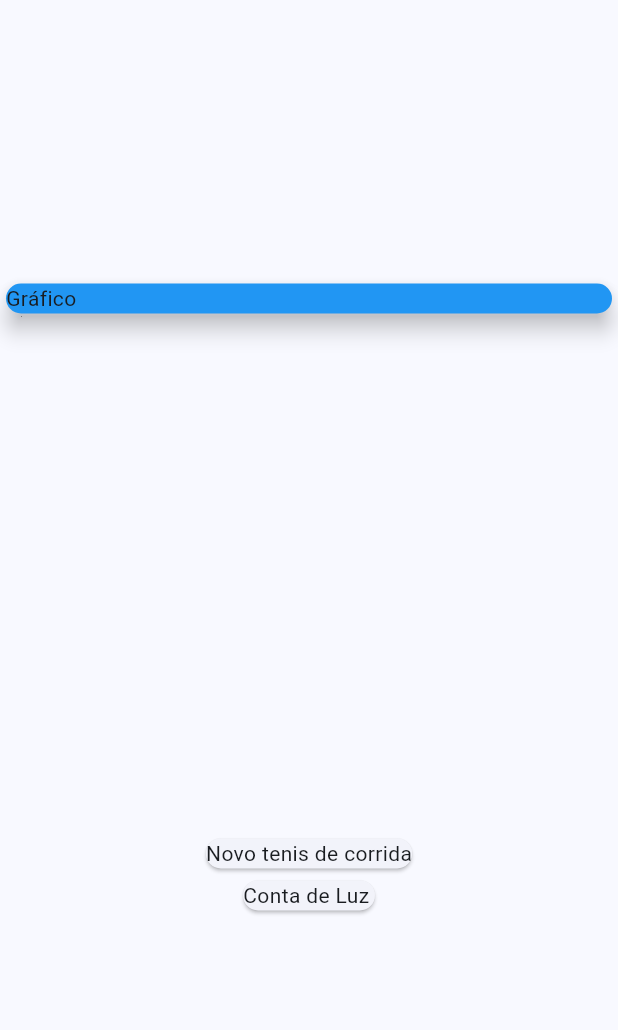
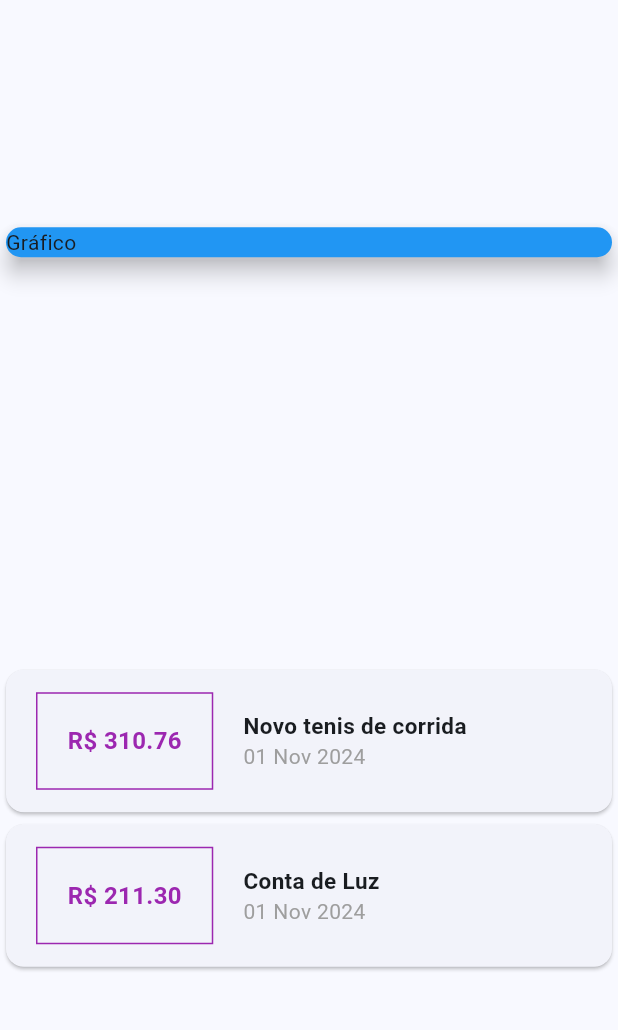
Before and after one commit to PedroGoncalves-Dev/Despesas-flutter, a Flutter app: the screen it shows after launch, on a phone screen of 412 x 824 dp, the part 63-1093 px from its top. Run offline on Flutter 3.47's test engine with Material 3 defaults, Android fonts, the light colour scheme and no system bars.

Commit message:
formatando dada

```diff
--- a/lib/main.dart
+++ b/lib/main.dart
@@ -1,4 +1,6 @@
 import 'package:despesaspessoais/models/transaction.dart';
+import 'package:intl/intl.dart';
+
 import 'package:flutter/material.dart';
 
 main() {
@@ -57,8 +59,43 @@ class MyHomePage extends StatelessWidget {
           Column(
               children: _transactions
                   .map((tr) => Card(
-                        child: Text(tr.title),
-                      ))
+                          child: Row(
+                        children: <Widget>[
+                          Container(
+                            margin: const EdgeInsets.symmetric(
+                                horizontal: 20, vertical: 15),
+                            padding: const EdgeInsets.all(20),
+                            decoration: BoxDecoration(
+                                border: Border.all(color: Colors.purple)),
+                            child: Text(
+                              'R\$ ${tr.value.toStringAsFixed(2)}',
+                              style: const TextStyle(
+                                fontWeight: FontWeight.bold,
+                                fontSize: 16,
+                                color: Colors.purple,
+                              ),
+                            ),
+                          ),
+                          Column(
+                            crossAxisAlignment: CrossAxisAlignment.start,
+                            children: <Widget>[
+                              Text(
+                                tr.title,
+                                style: const TextStyle(
+                                  fontWeight: FontWeight.bold,
+                                  fontSize: 15,
+                                ),
+                              ),
+                              Text(
+                                DateFormat('dd MMM y').format(tr.date),
+                                style: const TextStyle(
+                                  color: Colors.grey,
+                                ),
+                              )
+                            ],
+                          )
+                        ],
+                      )))
                   .toList())
         ],
       ),
```
